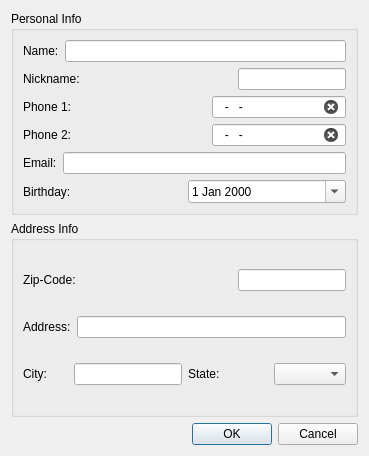
First picture: the form in newstylistdialog.ui, repository pliniofpa/Profiles_Project, before the edit.
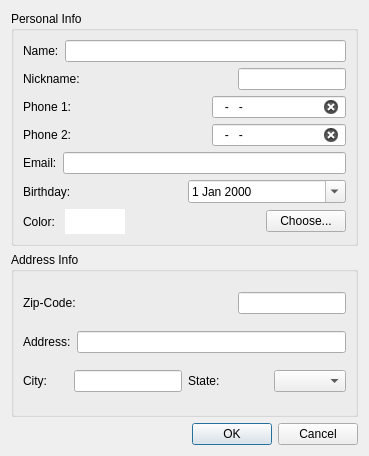
Second picture: the form after the edit.

Commit message: Stylist Color Selection on Create Stylist Dialog

What changed in the file:
```diff
--- a/newstylistdialog.ui
+++ b/newstylistdialog.ui
@@ -137,6 +137,59 @@
         </item>
        </layout>
       </item>
+      <item>
+       <layout class="QHBoxLayout" name="horizontalLayout_12">
+        <item>
+         <widget class="QLabel" name="label_11">
+          <property name="text">
+           <string>Color: </string>
+          </property>
+         </widget>
+        </item>
+        <item>
+         <widget class="QLabel" name="color_view_label_12">
+          <property name="minimumSize">
+           <size>
+            <width>60</width>
+            <height>25</height>
+           </size>
+          </property>
+          <property name="maximumSize">
+           <size>
+            <width>60</width>
+            <height>25</height>
+           </size>
+          </property>
+          <property name="styleSheet">
+           <string notr="true">background-color: #ffffff;</string>
+          </property>
+          <property name="text">
+           <string/>
+          </property>
+         </widget>
+        </item>
+        <item>
+         <spacer name="horizontalSpacer">
+          <property name="orientation">
+           <enum>Qt::Horizontal</enum>
+          </property>
+          <property name="sizeHint" stdset="0">
+           <size>
+            <width>40</width>
+            <height>20</height>
+           </size>
+          </property>
+         </spacer>
+        </item>
+        <item>
+         <widget class="QPushButton" name="choose_color_Button">
+          <property name="text">
+           <string>Choose...</string>
+          </property>
+         </widget>
+        </item>
+       </layout>
+      </item>
      </layout>
     </widget>
    </item>
```
The commit also changes 4 other files.
